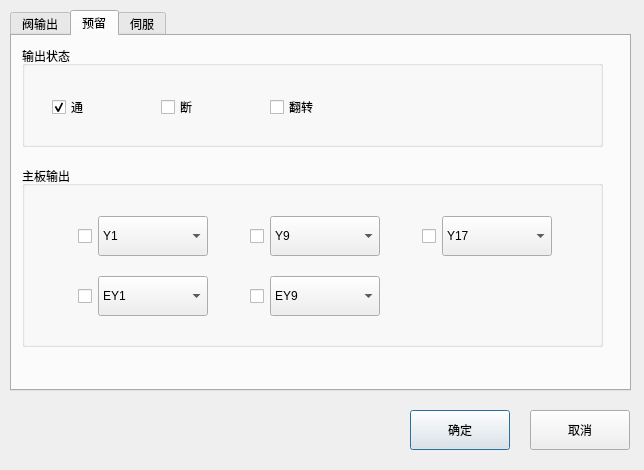
This is dialogs/keydefinedialog.ui in Jade-yun/MachineTool as Qt 5 draws it before an edit. The edited form follows.
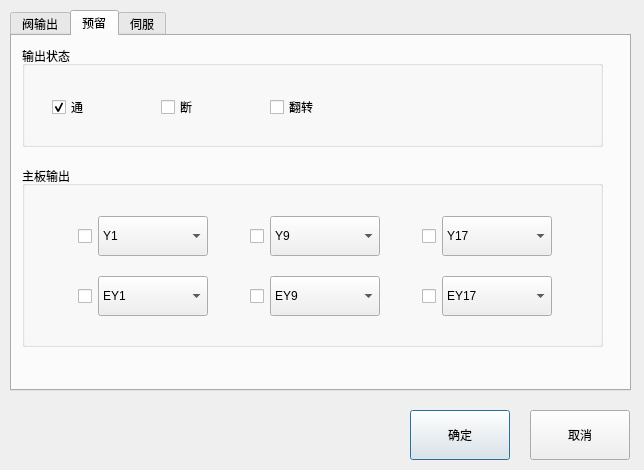
This is the edited form. The open tabs and pages were chosen to show the change.

Diff of the .ui file:
```diff
--- a/dialogs/keydefinedialog.ui
+++ b/dialogs/keydefinedialog.ui
@@ -767,6 +767,67 @@
          </item>
         </widget>
        </item>
+       <item row="1" column="5">
+        <widget class="QComboBox" name="coboxMainBoardOutExtend2">
+         <property name="minimumSize">
+          <size>
+           <width>110</width>
+           <height>40</height>
+          </size>
+         </property>
+         <property name="maximumSize">
+          <size>
+           <width>110</width>
+           <height>40</height>
+          </size>
+         </property>
+         <item>
+          <property name="text">
+           <string>EY17</string>
+          </property>
+         </item>
+         <item>
+          <property name="text">
+           <string>EY18</string>
+          </property>
+         </item>
+         <item>
+          <property name="text">
+           <string>EY19</string>
+          </property>
+         </item>
+         <item>
+          <property name="text">
+           <string>EY20</string>
+          </property>
+         </item>
+        </widget>
+       </item>
+       <item row="1" column="4">
+        <widget class="QCheckBox" name="chboxMainBoardOutExtend2">
+         <property name="minimumSize">
+          <size>
+           <width>50</width>
+           <height>40</height>
+          </size>
+         </property>
+         <property name="maximumSize">
+          <size>
+           <width>50</width>
+           <height>40</height>
+          </size>
+         </property>
+         <property name="layoutDirection">
+          <enum>Qt::RightToLeft</enum>
+         </property>
+         <property name="text">
+          <string/>
+         </property>
+         <property name="autoExclusive">
+          <bool>true</bool>
+         </property>
+        </widget>
+       </item>
       </layout>
      </widget>
     </widget>
@@ -1002,7 +1063,7 @@
      <x>410</x>
      <y>410</y>
      <width>100</width>
-     <height>40</height>
+     <height>50</height>
     </rect>
    </property>
    <property name="text">
@@ -1015,7 +1076,7 @@
      <x>530</x>
      <y>410</y>
      <width>100</width>
-     <height>40</height>
+     <height>50</height>
     </rect>
    </property>
    <property name="text">
```
Left out of the diff: 16 changed lines with no effect on the pictures.
